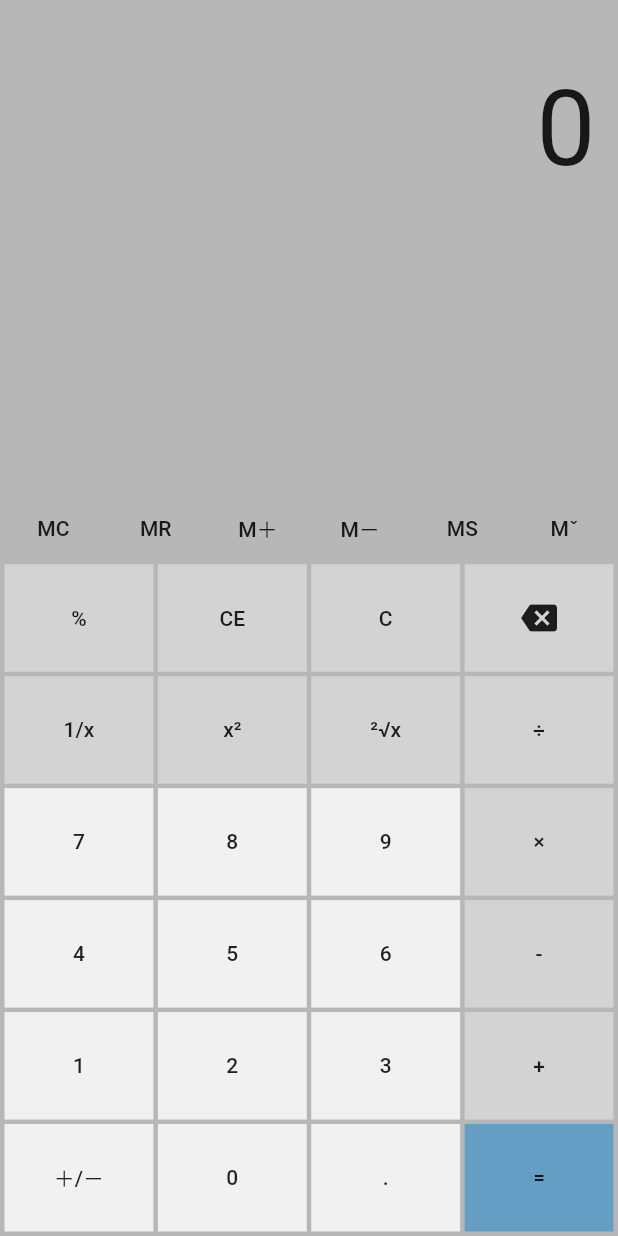
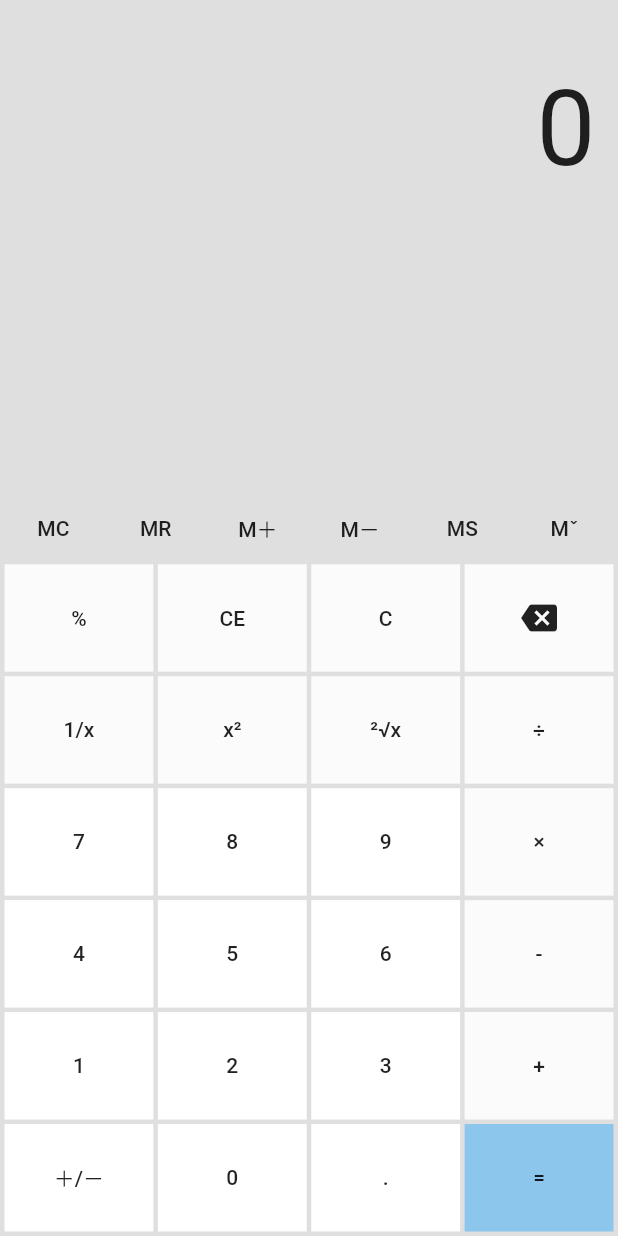
Before and after one commit to rhcehd/windows-calculator-clone, a Flutter app: the StandardBody widget shown alone on an empty page, opened directly, on a phone screen of 412 x 824 dp. Run offline on Flutter 3.47's test engine with Material 2 defaults, Android fonts, the phone set to English and light mode, and no system bars; statements that could not run were skipped.

Commit message:
Make color variables global

```diff
--- /dev/null
+++ b/lib/calc_color.dart
@@ -0,0 +1,23 @@
+import 'dart:ui';
+
+class CalcColor {
+
+  static final int colorOffset = 40;
+
+  static final Color background = _parseColor(255, 183, 183, 183);
+  static final Color btnNumber = _parseColor(255, 241, 241, 241);
+  static final Color btnEqual = _parseColor(255, 100, 158, 196);
+  static final Color btnMemory = _parseColor(255, 183, 183, 183);
+  static final Color btnOperation = _parseColor(255, 211, 211, 211);
+
+  static Color _parseColor(int a, int r, int g, int b) {
+    var parm = [a + colorOffset, r + colorOffset, g + colorOffset, b + colorOffset];
+    for(int i = 0; i < parm.length; i++) {
+      if(parm[i] < 0)
+        parm[i] = 0;
+      else if(parm[i] > 255)
+        parm[i] = 255;
+    }
+    return Color.fromARGB(parm[0], parm[1], parm[2], parm[3]);
+  }
+}
--- a/lib/standard_body.dart
+++ b/lib/standard_body.dart
@@ -1,3 +1,4 @@
+import 'package:calcflutter/calc_color.dart';
 import 'package:calcflutter/calculator.dart';
 import 'package:flutter/material.dart';
 
@@ -43,14 +44,8 @@ class StandardBodyState extends State<StandardBody> {
     double row_height = height / 11;
     double row_height2 = row_height * 0.6;
 
-    Color backGround = Color.fromARGB(255, 183, 183, 183);
-    Color btnNumber = Color.fromARGB(255, 241, 241, 241);
-    Color btnEqual = Color.fromARGB(255, 100, 158, 196);
-    Color btnMemory = Color.fromARGB(255, 183, 183, 183);
-    Color btnOperation = Color.fromARGB(255, 211, 211, 211);
-
     return Container(
-        color: backGround,
+        color: CalcColor.background,
         child: Column(
           mainAxisAlignment: MainAxisAlignment.spaceBetween,
           children: <Widget>[
@@ -90,66 +85,66 @@ class StandardBodyState extends State<StandardBody> {
                 children: [
                   Row(
                     children: [
-                      createBtn('MC', button_6_width, row_height2, btnMemory),
-                      createBtn('MR', button_6_width, row_height2, btnMemory),
-                      createBtn('M＋', button_6_width, row_height2, btnMemory),
-                      createBtn('M－', button_6_width, row_height2, btnMemory),
-                      createBtn('MS', button_6_width, row_height2, btnMemory),
-                      createBtn('Mˇ', button_6_width, row_height2, btnMemory),
+                      createBtn('MC', button_6_width, row_height2, CalcColor.btnMemory),
+                      createBtn('MR', button_6_width, row_height2, CalcColor.btnMemory),
+                      createBtn('M＋', button_6_width, row_height2, CalcColor.btnMemory),
+                      createBtn('M－', button_6_width, row_height2, CalcColor.btnMemory),
+                      createBtn('MS', button_6_width, row_height2, CalcColor.btnMemory),
+                      createBtn('Mˇ', button_6_width, row_height2, CalcColor.btnMemory),
                     ],
                   ),
 
                   Row(
                     children: [
-                      createBtn('%', button_4_width, row_height, btnOperation),
-                      createBtn('CE', button_4_width, row_height, btnOperation),
-                      createBtn('C', button_4_width, row_height, btnOperation),
-                      createBtn('Back', button_4_width, row_height, btnOperation, icon: Icons.backspace),
+                      createBtn('%', button_4_width, row_height, CalcColor.btnOperation),
+                      createBtn('CE', button_4_width, row_height, CalcColor.btnOperation),
+                      createBtn('C', button_4_width, row_height, CalcColor.btnOperation),
+                      createBtn('Back', button_4_width, row_height, CalcColor.btnOperation, icon: Icons.backspace),
                     ],
                   ),
 
                   Row(
                     children: [
-                      createBtn('1/x', button_4_width, row_height, btnOperation),
-                      createBtn('x²', button_4_width, row_height, btnOperation),
-                      createBtn('²√x', button_4_width, row_height, btnOperation),
-                      createBtn('÷', button_4_width, row_height, btnOperation),
+                      createBtn('1/x', button_4_width, row_height, CalcColor.btnOperation),
+                      createBtn('x²', button_4_width, row_height, CalcColor.btnOperation),
+                      createBtn('²√x', button_4_width, row_height, CalcColor.btnOperation),
+                      createBtn('÷', button_4_width, row_height, CalcColor.btnOperation),
                     ],
                   ),
 
                   Row(
                     children: [
-                      createBtn('7', button_4_width, row_height, btnNumber),
-                      createBtn('8', button_4_width, row_height, btnNumber),
-                      createBtn('9', button_4_width, row_height, btnNumber),
-                      createBtn('×', button_4_width, row_height, btnOperation),
+                      createBtn('7', button_4_width, row_height, CalcColor.btnNumber),
+                      createBtn('8', button_4_width, row_height, CalcColor.btnNumber),
+                      createBtn('9', button_4_width, row_height, CalcColor.btnNumber),
+                      createBtn('×', button_4_width, row_height, CalcColor.btnOperation),
                     ],
                   ),
 
                   Row(
                     children: [
-                      createBtn('4', button_4_width, row_height, btnNumber),
-                      createBtn('5', button_4_width, row_height, btnNumber),
-                      createBtn('6', button_4_width, row_height, btnNumber),
-                      createBtn('-', button_4_width, row_height, btnOperation),
+                      createBtn('4', button_4_width, row_height, CalcColor.btnNumber),
+                      createBtn('5', button_4_width, row_height, CalcColor.btnNumber),
+                      createBtn('6', button_4_width, row_height, CalcColor.btnNumber),
+                      createBtn('-', button_4_width, row_height, CalcColor.btnOperation),
                     ],
                   ),
 
                   Row(
                     children: [
-                      createBtn('1', button_4_width, row_height, btnNumber),
-                      createBtn('2', button_4_width, row_height, btnNumber),
-                      createBtn('3', button_4_width, row_height, btnNumber),
-                      createBtn('+', button_4_width, row_height, btnOperation),
+                      createBtn('1', button_4_width, row_height, CalcColor.btnNumber),
+                      createBtn('2', button_4_width, row_height, CalcColor.btnNumber),
+                      createBtn('3', button_4_width, row_height, CalcColor.btnNumber),
+                      createBtn('+', button_4_width, row_height, CalcColor.btnOperation),
                     ],
                   ),
 
                   Row(
                     children: [
-                      createBtn('＋/－', button_4_width, row_height, btnNumber),
-                      createBtn('0', button_4_width, row_height, btnNumber),
-                      createBtn('.', button_4_width, row_height, btnNumber),
-                      createBtn('=', button_4_width, row_height, btnEqual),
+                      createBtn('＋/－', button_4_width, row_height, CalcColor.btnNumber),
+                      createBtn('0', button_4_width, row_height, CalcColor.btnNumber),
+                      createBtn('.', button_4_width, row_height, CalcColor.btnNumber),
+                      createBtn('=', button_4_width, row_height, CalcColor.btnEqual),
                     ],
                   ),
 
```
